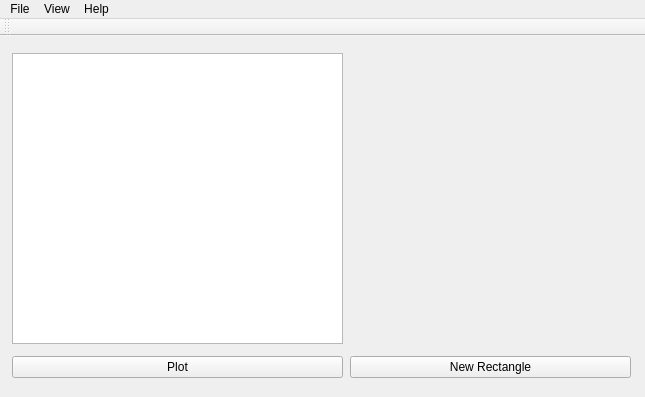
Above: ves/mainwindow.ui from ajoros/ves_ajoros before the change. Below: the same form after it.
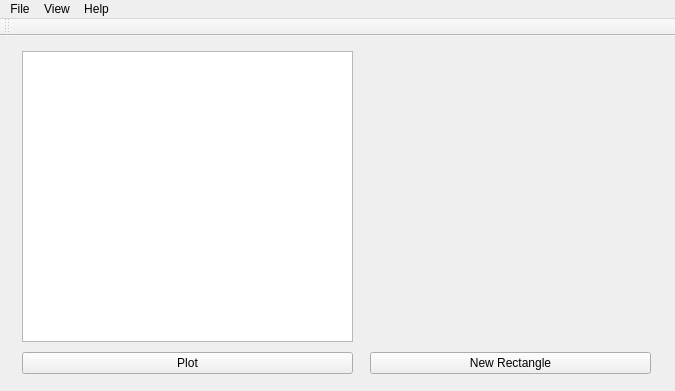
That is the form after the change.

Commit message: Fiddling more with minor formatting

The edit to the form file:
```diff
--- a/ves/mainwindow.ui
+++ b/ves/mainwindow.ui
@@ -6,8 +6,8 @@
    <rect>
     <x>0</x>
     <y>0</y>
-    <width>645</width>
-    <height>397</height>
+    <width>675</width>
+    <height>391</height>
    </rect>
   </property>
   <property name="windowTitle">
@@ -33,7 +33,7 @@
         <height>291</height>
        </size>
       </property>
-      <zorder>TableViewWidget</zorder>
+      <layout class="QVBoxLayout" name="verticalLayout"/>
      </widget>
     </item>
     <item row="1" column="0">
@@ -65,7 +65,7 @@
     <rect>
      <x>0</x>
      <y>0</y>
-     <width>645</width>
+     <width>675</width>
      <height>22</height>
     </rect>
    </property>
```
The commit also changes 1 other file.
